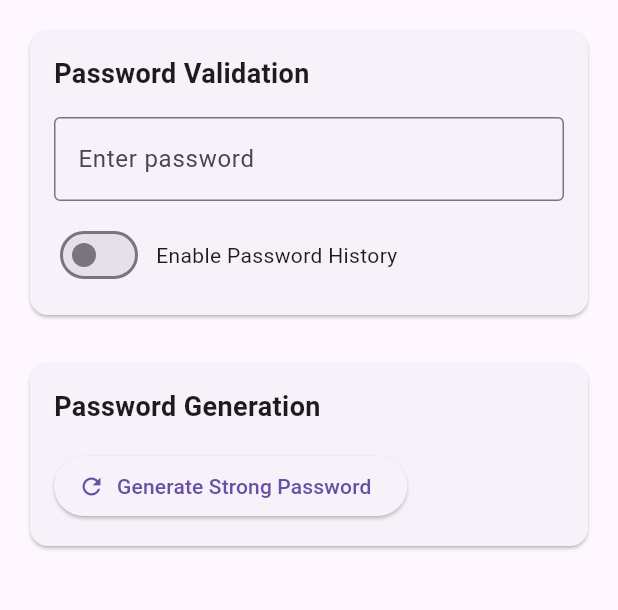
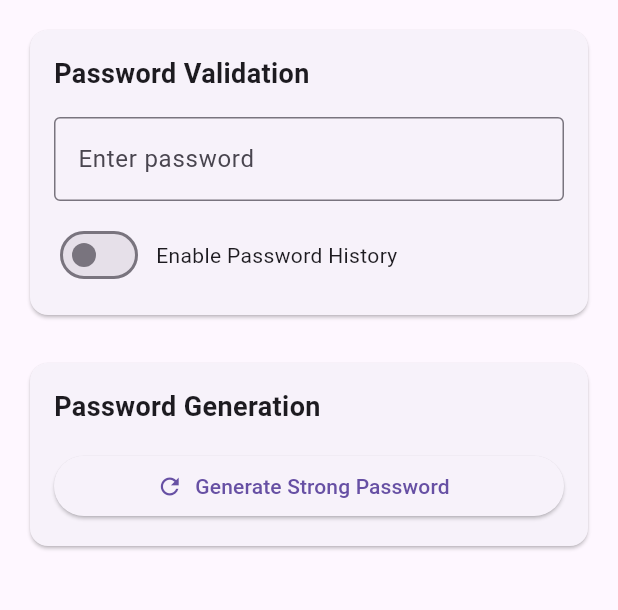
Before and after one commit to MohsenKashefi/Password-Check, a Flutter app: the PasswordCheckDemo screen opened directly, on a phone screen of 412 x 824 dp, the part 84-694 px from its top. Run offline on Flutter 3.47's test engine with Material 3 defaults, Android fonts, the phone set to English and light mode, and no system bars.

Commit message:
fix: Resolve RenderFlex overflow issues in demo app
- Replace Row with Column layout for history controls
- Use Expanded widget for text to prevent overflow
- Make buttons full width with SizedBox wrapper
- Improve responsive layout for different screen sizes
- Fix 96px and 33px overflow errors

```diff
--- a/example/lib/main.dart
+++ b/example/lib/main.dart
@@ -200,6 +200,9 @@ class _PasswordCheckDemoState extends State<PasswordCheckDemo> {
               ),
             ),
             const SizedBox(height: 12),
+            Column(
+              crossAxisAlignment: CrossAxisAlignment.start,
+              children: [
                 Row(
                   children: [
                     Switch(
@@ -207,16 +210,23 @@ class _PasswordCheckDemoState extends State<PasswordCheckDemo> {
                       onChanged: (_) => _toggleHistory(),
                     ),
                     const SizedBox(width: 8),
-                const Text('Enable Password History'),
-                const Spacer(),
+                    const Expanded(
+                      child: Text('Enable Password History'),
+                    ),
+                  ],
+                ),
                 if (_historyEnabled) ...[
-                  ElevatedButton.icon(
+                  const SizedBox(height: 8),
+                  SizedBox(
+                    width: double.infinity,
+                    child: ElevatedButton.icon(
                       onPressed: _validationResult?.isValid == true ? _addToHistory : null,
                       icon: const Icon(Icons.add, size: 16),
                       label: const Text('Add to History'),
                       style: ElevatedButton.styleFrom(
                         backgroundColor: Colors.green,
                         foregroundColor: Colors.white,
+                      ),
                     ),
                   ),
                 ],
@@ -240,10 +250,13 @@ class _PasswordCheckDemoState extends State<PasswordCheckDemo> {
               style: TextStyle(fontSize: 18, fontWeight: FontWeight.bold),
             ),
             const SizedBox(height: 16),
-            ElevatedButton.icon(
+            SizedBox(
+              width: double.infinity,
+              child: ElevatedButton.icon(
                 onPressed: _generatePassword,
                 icon: const Icon(Icons.refresh),
                 label: const Text('Generate Strong Password'),
+              ),
             ),
             if (_generatedPassword.isNotEmpty) ...[
               const SizedBox(height: 16),
```
Lines whose indentation alone changed are shown as unchanged.
